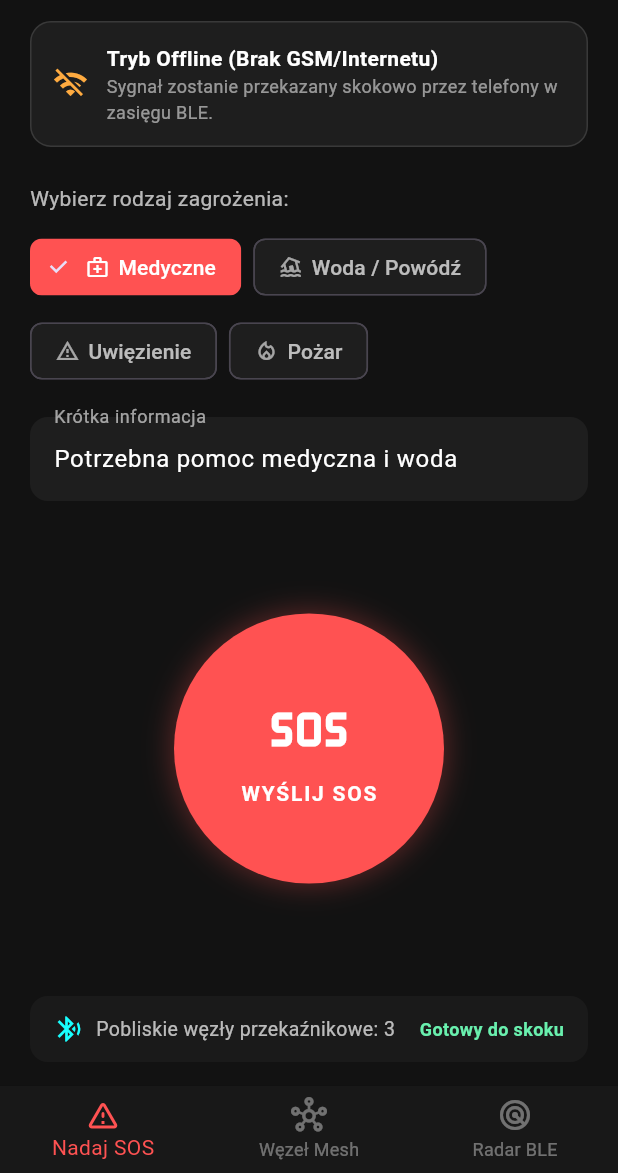
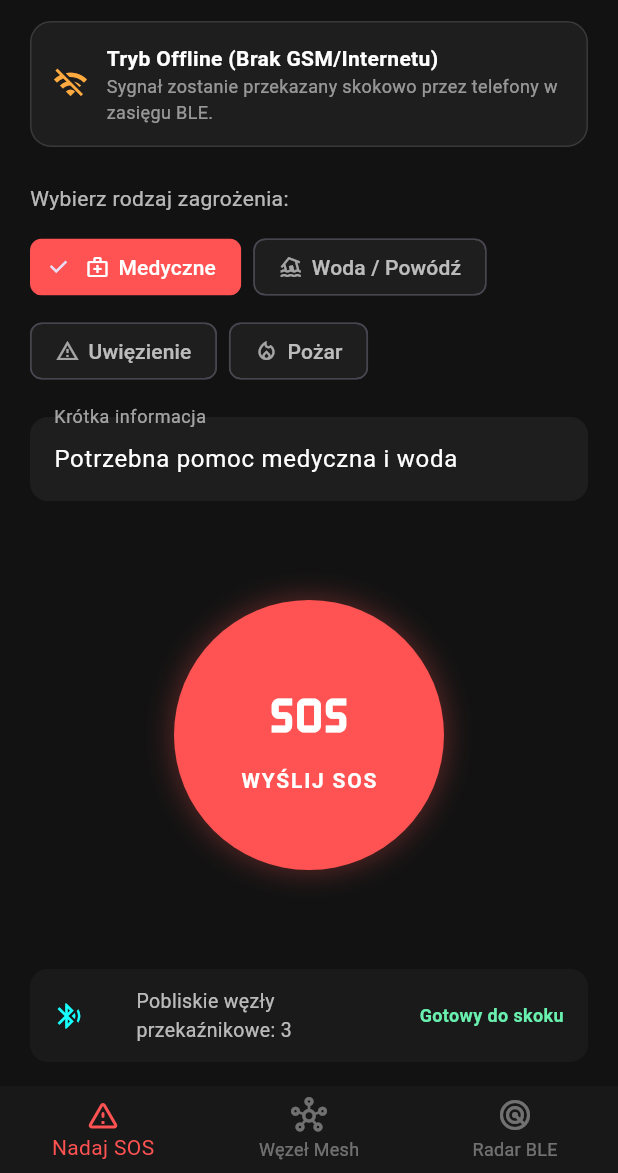
Before and after one commit to leeree1/Resque, a Flutter app: the screen it shows after launch, on a phone screen of 412 x 824 dp, the part 63-1236 px from its top. Run offline on Flutter 3.47's test engine with Material 3 defaults, Android fonts, the light colour scheme and no system bars; our stand-ins replace connectivity_plus, geolocator, shared_preferences.

Commit message:
Fix overflow in mesh status below SOS button

```diff
--- a/lib/screens/sos_broadcast_screen.dart
+++ b/lib/screens/sos_broadcast_screen.dart
@@ -256,14 +256,15 @@ class _SosBroadcastScreenState extends State<SosBroadcastScreen> {
       child: Row(
         mainAxisAlignment: MainAxisAlignment.spaceBetween,
         children: [
-          Row(
-            children: [
-              const Icon(Icons.bluetooth_searching, color: Colors.cyanAccent, size: 20),
-              const SizedBox(width: 8),
-              Text('Pobliskie węzły przekaźnikowe: $_nearbyRelaysFound', style: const TextStyle(color: Colors.white70, fontSize: 13)),
-            ],
+          const Icon(Icons.bluetooth_searching, color: Colors.cyanAccent, size: 20),
+          const SizedBox(width: 8),
+          Expanded(
+            child: Text('Pobliskie węzły przekaźnikowe: $_nearbyRelaysFound', style: const TextStyle(color: Colors.white70, fontSize: 13)),
           ),
-          const Text('Gotowy do skoku', style: TextStyle(color: Colors.greenAccent, fontSize: 12, fontWeight: FontWeight.bold)),
+          const SizedBox(width: 12),
+          const Flexible(
+            child: Text('Gotowy do skoku', textAlign: TextAlign.end, style: TextStyle(color: Colors.greenAccent, fontSize: 12, fontWeight: FontWeight.bold)),
+          ),
         ],
       ),
     );
```
